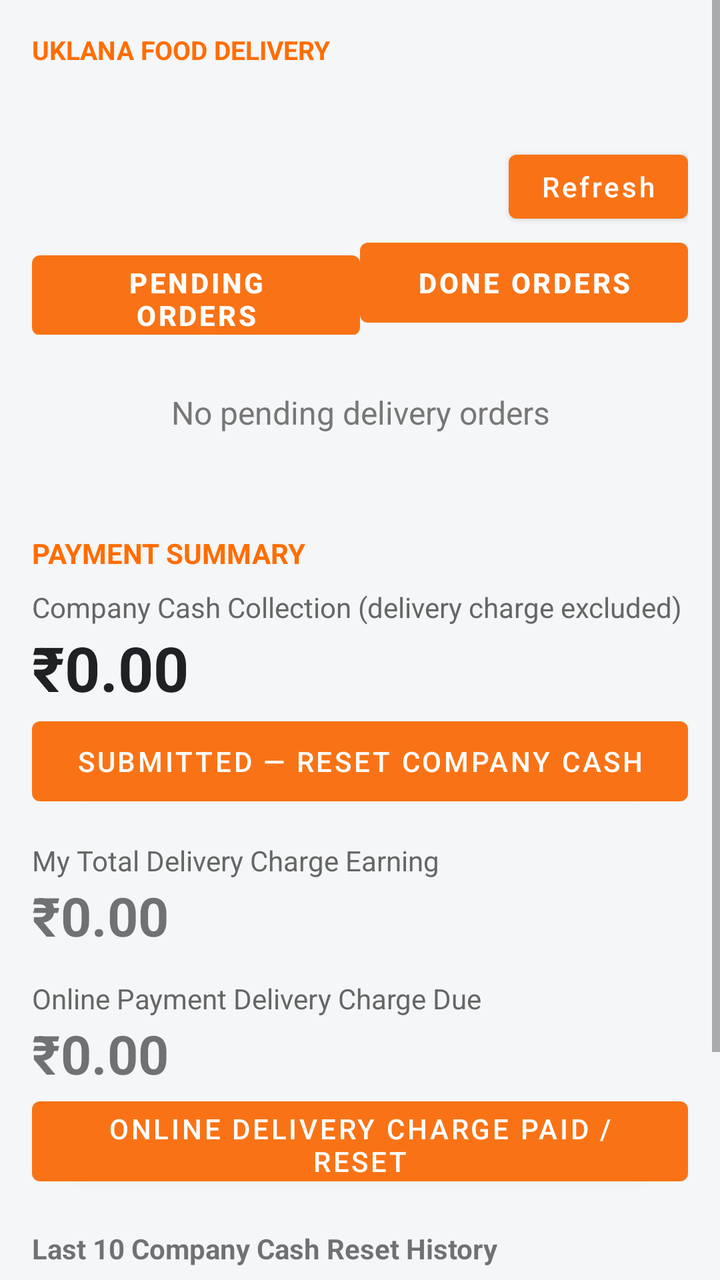
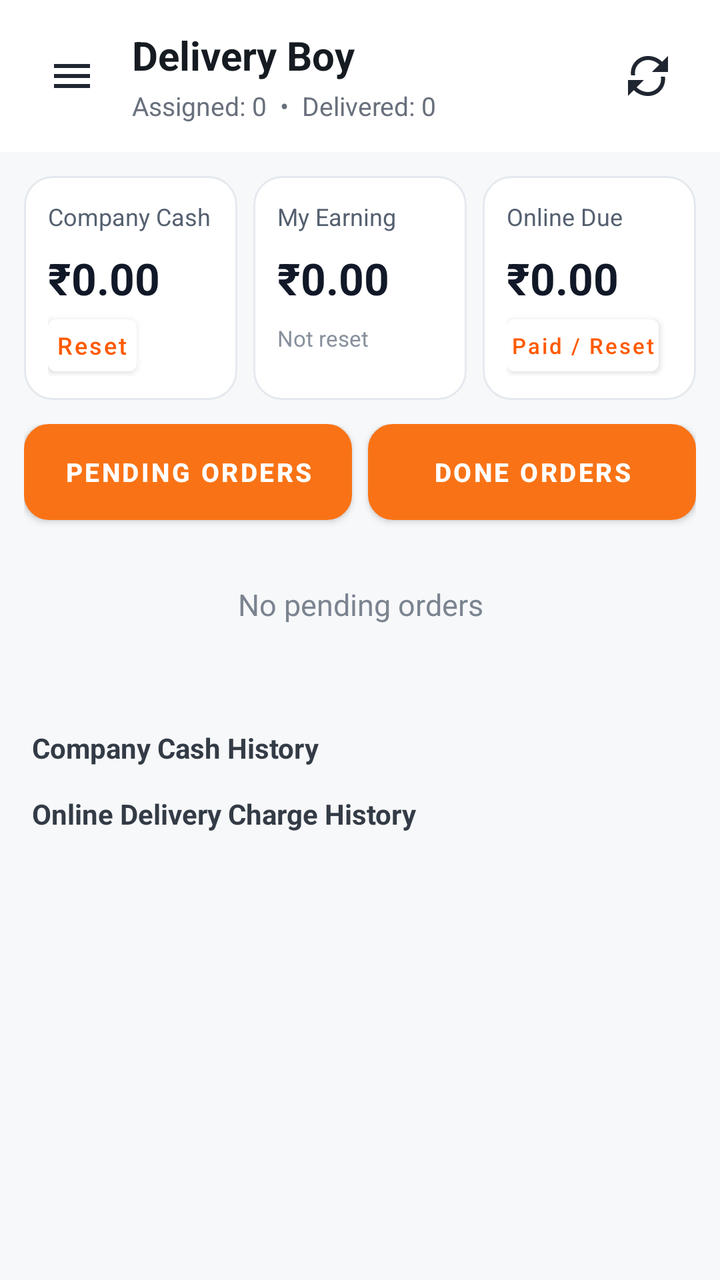

Two renders of the same Android screen: before a commit and after it. Below are the layout's source before the change and the commit's diff.
<!-- AndroidManifest.xml: application theme Theme.UklanaRestaurant -->
<!-- res/layout/activity_main.xml -->
<ScrollView xmlns:android="http://schemas.android.com/apk/res/android" android:layout_width="match_parent" android:layout_height="match_parent" android:background="#F4F6F8">
 <LinearLayout android:layout_width="match_parent" android:layout_height="wrap_content" android:orientation="vertical" android:padding="16dp">
  <TextView android:layout_width="wrap_content" android:layout_height="wrap_content" android:text="UKLANA FOOD DELIVERY" android:textColor="#FF6D00" android:textStyle="bold" android:textSize="13sp"/>
  <TextView android:id="@+id/deliveryName" android:layout_width="match_parent" android:layout_height="wrap_content" android:textSize="25sp" android:textColor="#202124" android:textStyle="bold" android:paddingTop="4dp"/>
  <LinearLayout android:layout_width="match_parent" android:layout_height="wrap_content" android:orientation="horizontal" android:gravity="center_vertical">
   <TextView android:id="@+id/statusText" android:layout_width="0dp" android:layout_height="wrap_content" android:layout_weight="1" android:textColor="#666666" android:paddingTop="5dp" android:paddingBottom="8dp"/>
   <Button android:id="@+id/refreshButton" android:layout_width="wrap_content" android:layout_height="44dp" android:text="Refresh" android:textAllCaps="false"/>
  </LinearLayout>
  <LinearLayout android:layout_width="match_parent" android:layout_height="wrap_content" android:orientation="horizontal">
   <Button android:id="@+id/pendingTab" android:layout_width="0dp" android:layout_height="52dp" android:layout_weight="1" android:text="PENDING ORDERS" android:textStyle="bold"/>
   <Button android:id="@+id/doneTab" android:layout_width="0dp" android:layout_height="52dp" android:layout_weight="1" android:text="DONE ORDERS" android:textStyle="bold"/>
  </LinearLayout>
  <TextView android:id="@+id/emptyText" android:layout_width="match_parent" android:layout_height="wrap_content" android:gravity="center" android:text="No pending delivery orders" android:textColor="#777777" android:textSize="16sp" android:padding="28dp"/>
  <LinearLayout android:id="@+id/ordersContainer" android:layout_width="match_parent" android:layout_height="wrap_content" android:orientation="vertical" android:paddingTop="10dp"/>

  <TextView android:layout_width="wrap_content" android:layout_height="wrap_content" android:text="PAYMENT SUMMARY" android:textColor="#FF6D00" android:textStyle="bold" android:paddingTop="12dp"/>
  <TextView android:layout_width="wrap_content" android:layout_height="wrap_content" android:text="Company Cash Collection (delivery charge excluded)" android:textColor="#666666" android:paddingTop="8dp"/>
  <TextView android:id="@+id/runningTotal" android:layout_width="match_parent" android:layout_height="wrap_content" android:text="₹0.00" android:textSize="31sp" android:textColor="#202124" android:textStyle="bold"/>
  <Button android:id="@+id/resetTotalButton" android:layout_width="match_parent" android:layout_height="52dp" android:text="SUBMITTED — RESET COMPANY CASH"/>
  <TextView android:layout_width="wrap_content" android:layout_height="wrap_content" android:text="My Total Delivery Charge Earning" android:textColor="#666666" android:paddingTop="14dp"/>
  <TextView android:id="@+id/deliveryEarningTotal" android:layout_width="match_parent" android:layout_height="wrap_content" android:text="₹0.00" android:textSize="27sp" android:textStyle="bold"/>
  <TextView android:layout_width="wrap_content" android:layout_height="wrap_content" android:text="Online Payment Delivery Charge Due" android:textColor="#666666" android:paddingTop="14dp"/>
  <TextView android:id="@+id/onlineDeliveryDue" android:layout_width="match_parent" android:layout_height="wrap_content" android:text="₹0.00" android:textSize="27sp" android:textStyle="bold"/>
  <Button android:id="@+id/resetOnlineDeliveryButton" android:layout_width="match_parent" android:layout_height="52dp" android:text="ONLINE DELIVERY CHARGE PAID / RESET"/>
  <TextView android:layout_width="wrap_content" android:layout_height="wrap_content" android:text="Last 10 Company Cash Reset History" android:textStyle="bold" android:paddingTop="18dp"/>
  <LinearLayout android:id="@+id/receivedHistoryContainer" android:layout_width="match_parent" android:layout_height="wrap_content" android:orientation="vertical"/>
  <TextView android:layout_width="wrap_content" android:layout_height="wrap_content" android:text="Last 10 Online Delivery Charge Payment History" android:textStyle="bold" android:paddingTop="18dp"/>
  <LinearLayout android:id="@+id/onlineDeliveryHistoryContainer" android:layout_width="match_parent" android:layout_height="wrap_content" android:orientation="vertical"/>
  <Button android:id="@+id/logoutButton" android:layout_width="match_parent" android:layout_height="52dp" android:text="LOGOUT" android:layout_marginTop="16dp" android:layout_marginBottom="24dp"/>
 </LinearLayout>
</ScrollView>
<!-- resources referenced by this layout -->
<resources>
  <style name="Theme.UklanaRestaurant" parent="Theme.MaterialComponents.DayNight.NoActionBar">
          <item name="colorPrimary">@color/orange</item>
          <item name="colorPrimaryVariant">@color/orange</item>
          <item name="colorOnPrimary">@color/white</item>
          <item name="android:statusBarColor">@color/dark</item>
          <item name="android:navigationBarColor">@color/dark</item>
          <item name="android:windowLightStatusBar">false</item>
      </style>
  <color name="orange">#F97316</color>
  <color name="white">#FFFFFF</color>
  <color name="dark">#1F2937</color>
</resources>

<!-- the commit's change to res/layout/activity_main.xml (unified diff, before → after) -->
@@ -1,31 +1,74 @@
-<ScrollView xmlns:android="http://schemas.android.com/apk/res/android" android:layout_width="match_parent" android:layout_height="match_parent" android:background="#F4F6F8">
- <LinearLayout android:layout_width="match_parent" android:layout_height="wrap_content" android:orientation="vertical" android:padding="16dp">
-  <TextView android:layout_width="wrap_content" android:layout_height="wrap_content" android:text="UKLANA FOOD DELIVERY" android:textColor="#FF6D00" android:textStyle="bold" android:textSize="13sp"/>
-  <TextView android:id="@+id/deliveryName" android:layout_width="match_parent" android:layout_height="wrap_content" android:textSize="25sp" android:textColor="#202124" android:textStyle="bold" android:paddingTop="4dp"/>
-  <LinearLayout android:layout_width="match_parent" android:layout_height="wrap_content" android:orientation="horizontal" android:gravity="center_vertical">
-   <TextView android:id="@+id/statusText" android:layout_width="0dp" android:layout_height="wrap_content" android:layout_weight="1" android:textColor="#666666" android:paddingTop="5dp" android:paddingBottom="8dp"/>
-   <Button android:id="@+id/refreshButton" android:layout_width="wrap_content" android:layout_height="44dp" android:text="Refresh" android:textAllCaps="false"/>
-  </LinearLayout>
-  <LinearLayout android:layout_width="match_parent" android:layout_height="wrap_content" android:orientation="horizontal">
-   <Button android:id="@+id/pendingTab" android:layout_width="0dp" android:layout_height="52dp" android:layout_weight="1" android:text="PENDING ORDERS" android:textStyle="bold"/>
-   <Button android:id="@+id/doneTab" android:layout_width="0dp" android:layout_height="52dp" android:layout_weight="1" android:text="DONE ORDERS" android:textStyle="bold"/>
-  </LinearLayout>
-  <TextView android:id="@+id/emptyText" android:layout_width="match_parent" android:layout_height="wrap_content" android:gravity="center" android:text="No pending delivery orders" android:textColor="#777777" android:textSize="16sp" android:padding="28dp"/>
-  <LinearLayout android:id="@+id/ordersContainer" android:layout_width="match_parent" android:layout_height="wrap_content" android:orientation="vertical" android:paddingTop="10dp"/>
+<?xml version="1.0" encoding="utf-8"?>
+<ScrollView xmlns:android="http://schemas.android.com/apk/res/android"
+    android:layout_width="match_parent" android:layout_height="match_parent"
+    android:fillViewport="true" android:background="#F7F8FA">
 
-  <TextView android:layout_width="wrap_content" android:layout_height="wrap_content" android:text="PAYMENT SUMMARY" android:textColor="#FF6D00" android:textStyle="bold" android:paddingTop="12dp"/>
-  <TextView android:layout_width="wrap_content" android:layout_height="wrap_content" android:text="Company Cash Collection (delivery charge excluded)" android:textColor="#666666" android:paddingTop="8dp"/>
-  <TextView android:id="@+id/runningTotal" android:layout_width="match_parent" android:layout_height="wrap_content" android:text="₹0.00" android:textSize="31sp" android:textColor="#202124" android:textStyle="bold"/>
-  <Button android:id="@+id/resetTotalButton" android:layout_width="match_parent" android:layout_height="52dp" android:text="SUBMITTED — RESET COMPANY CASH"/>
-  <TextView android:layout_width="wrap_content" android:layout_height="wrap_content" android:text="My Total Delivery Charge Earning" android:textColor="#666666" android:paddingTop="14dp"/>
-  <TextView android:id="@+id/deliveryEarningTotal" android:layout_width="match_parent" android:layout_height="wrap_content" android:text="₹0.00" android:textSize="27sp" android:textStyle="bold"/>
-  <TextView android:layout_width="wrap_content" android:layout_height="wrap_content" android:text="Online Payment Delivery Charge Due" android:textColor="#666666" android:paddingTop="14dp"/>
-  <TextView android:id="@+id/onlineDeliveryDue" android:layout_width="match_parent" android:layout_height="wrap_content" android:text="₹0.00" android:textSize="27sp" android:textStyle="bold"/>
-  <Button android:id="@+id/resetOnlineDeliveryButton" android:layout_width="match_parent" android:layout_height="52dp" android:text="ONLINE DELIVERY CHARGE PAID / RESET"/>
-  <TextView android:layout_width="wrap_content" android:layout_height="wrap_content" android:text="Last 10 Company Cash Reset History" android:textStyle="bold" android:paddingTop="18dp"/>
-  <LinearLayout android:id="@+id/receivedHistoryContainer" android:layout_width="match_parent" android:layout_height="wrap_content" android:orientation="vertical"/>
-  <TextView android:layout_width="wrap_content" android:layout_height="wrap_content" android:text="Last 10 Online Delivery Charge Payment History" android:textStyle="bold" android:paddingTop="18dp"/>
-  <LinearLayout android:id="@+id/onlineDeliveryHistoryContainer" android:layout_width="match_parent" android:layout_height="wrap_content" android:orientation="vertical"/>
-  <Button android:id="@+id/logoutButton" android:layout_width="match_parent" android:layout_height="52dp" android:text="LOGOUT" android:layout_marginTop="16dp" android:layout_marginBottom="24dp"/>
- </LinearLayout>
+    <LinearLayout android:layout_width="match_parent" android:layout_height="wrap_content"
+        android:orientation="vertical">
+
+        <LinearLayout android:layout_width="match_parent" android:layout_height="76dp"
+            android:orientation="horizontal" android:gravity="center_vertical"
+            android:paddingStart="14dp" android:paddingEnd="14dp" android:background="#FFFFFF">
+            <ImageButton android:id="@+id/menuButton" android:layout_width="44dp" android:layout_height="44dp"
+                android:background="?attr/selectableItemBackgroundBorderless" android:contentDescription="Menu"
+                android:src="@drawable/ic_menu" android:padding="10dp"/>
+            <LinearLayout android:layout_width="0dp" android:layout_height="wrap_content" android:layout_weight="1"
+                android:orientation="vertical" android:paddingStart="8dp">
+                <TextView android:id="@+id/deliveryName" android:layout_width="match_parent" android:layout_height="wrap_content"
+                    android:text="Delivery Boy" android:textSize="20sp" android:textStyle="bold" android:textColor="#161B22"/>
+                <TextView android:id="@+id/statusText" android:layout_width="match_parent" android:layout_height="wrap_content"
+                    android:text="Assigned: 0  •  Delivered: 0" android:textSize="13sp" android:textColor="#68707C" android:layout_marginTop="3dp"/>
+            </LinearLayout>
+            <ImageButton android:id="@+id/refreshButton" android:layout_width="44dp" android:layout_height="44dp"
+                android:background="?attr/selectableItemBackgroundBorderless" android:contentDescription="Refresh"
+                android:src="@drawable/ic_refresh" android:padding="10dp"/>
+        </LinearLayout>
+
+        <LinearLayout android:layout_width="match_parent" android:layout_height="wrap_content"
+            android:orientation="horizontal" android:padding="12dp" android:baselineAligned="false">
+            <LinearLayout android:layout_width="0dp" android:layout_height="112dp" android:layout_weight="1"
+                android:orientation="vertical" android:padding="12dp" android:background="@drawable/stat_card">
+                <TextView android:layout_width="wrap_content" android:layout_height="wrap_content" android:text="Company Cash" android:textSize="12sp" android:textColor="#556070"/>
+                <TextView android:id="@+id/runningTotal" android:layout_width="wrap_content" android:layout_height="wrap_content" android:text="₹0.00" android:textSize="22sp" android:textStyle="bold" android:textColor="#111827" android:layout_marginTop="8dp"/>
+                <Button android:id="@+id/resetTotalButton" android:layout_width="wrap_content" android:layout_height="38dp" android:minHeight="0dp" android:minWidth="0dp" android:paddingStart="4dp" android:paddingEnd="4dp" android:text="Reset" android:textAllCaps="false" android:textSize="12sp" android:textColor="#FF5A00" android:backgroundTint="#FFFFFF"/>
+            </LinearLayout>
+            <Space android:layout_width="8dp" android:layout_height="1dp"/>
+            <LinearLayout android:layout_width="0dp" android:layout_height="112dp" android:layout_weight="1"
+                android:orientation="vertical" android:padding="12dp" android:background="@drawable/stat_card">
+                <TextView android:layout_width="wrap_content" android:layout_height="wrap_content" android:text="My Earning" android:textSize="12sp" android:textColor="#556070"/>
+                <TextView android:id="@+id/deliveryEarningTotal" android:layout_width="wrap_content" android:layout_height="wrap_content" android:text="₹0.00" android:textSize="22sp" android:textStyle="bold" android:textColor="#111827" android:layout_marginTop="8dp"/>
+                <TextView android:layout_width="wrap_content" android:layout_height="wrap_content" android:text="Not reset" android:textSize="11sp" android:textColor="#87909C" android:layout_marginTop="8dp"/>
+            </LinearLayout>
+            <Space android:layout_width="8dp" android:layout_height="1dp"/>
+            <LinearLayout android:layout_width="0dp" android:layout_height="112dp" android:layout_weight="1"
+                android:orientation="vertical" android:padding="12dp" android:background="@drawable/stat_card">
+                <TextView android:layout_width="wrap_content" android:layout_height="wrap_content" android:text="Online Due" android:textSize="12sp" android:textColor="#556070"/>
+                <TextView android:id="@+id/onlineDeliveryDue" android:layout_width="wrap_content" android:layout_height="wrap_content" android:text="₹0.00" android:textSize="22sp" android:textStyle="bold" android:textColor="#111827" android:layout_marginTop="8dp"/>
+                <Button android:id="@+id/resetOnlineDeliveryButton" android:layout_width="wrap_content" android:layout_height="38dp" android:minHeight="0dp" android:minWidth="0dp" android:paddingStart="2dp" android:paddingEnd="2dp" android:text="Paid / Reset" android:textAllCaps="false" android:textSize="11sp" android:textColor="#FF5A00" android:backgroundTint="#FFFFFF"/>
+            </LinearLayout>
+        </LinearLayout>
+
+        <LinearLayout android:layout_width="match_parent" android:layout_height="52dp" android:orientation="horizontal"
+            android:paddingStart="12dp" android:paddingEnd="12dp">
+            <Button android:id="@+id/pendingTab" android:layout_width="0dp" android:layout_height="48dp" android:layout_weight="1"
+                android:text="PENDING ORDERS" android:textStyle="bold" android:textSize="13sp" android:textAllCaps="false" android:background="@drawable/tab_button"/>
+            <Space android:layout_width="8dp" android:layout_height="1dp"/>
+            <Button android:id="@+id/doneTab" android:layout_width="0dp" android:layout_height="48dp" android:layout_weight="1"
+                android:text="DONE ORDERS" android:textStyle="bold" android:textSize="13sp" android:textAllCaps="false" android:background="@drawable/tab_button"/>
+        </LinearLayout>
+
+        <TextView android:id="@+id/emptyText" android:layout_width="match_parent" android:layout_height="wrap_content"
+            android:gravity="center" android:text="No pending orders" android:textColor="#7B8490" android:textSize="15sp" android:padding="28dp"/>
+        <LinearLayout android:id="@+id/ordersContainer" android:layout_width="match_parent" android:layout_height="wrap_content"
+            android:orientation="vertical" android:paddingStart="12dp" android:paddingEnd="12dp" android:paddingTop="10dp"/>
+
+        <TextView android:layout_width="wrap_content" android:layout_height="wrap_content" android:text="Company Cash History"
+            android:textStyle="bold" android:textColor="#333B46" android:paddingStart="16dp" android:paddingTop="14dp"/>
+        <LinearLayout android:id="@+id/receivedHistoryContainer" android:layout_width="match_parent" android:layout_height="wrap_content"
+            android:orientation="vertical" android:paddingStart="16dp" android:paddingEnd="16dp"/>
+        <TextView android:layout_width="wrap_content" android:layout_height="wrap_content" android:text="Online Delivery Charge History"
+            android:textStyle="bold" android:textColor="#333B46" android:paddingStart="16dp" android:paddingTop="14dp"/>
+        <LinearLayout android:id="@+id/onlineDeliveryHistoryContainer" android:layout_width="match_parent" android:layout_height="wrap_content"
+            android:orientation="vertical" android:paddingStart="16dp" android:paddingEnd="16dp" android:paddingBottom="28dp"/>
+    </LinearLayout>
 </ScrollView>
<!-- resource entries referenced after the edit -->
@@ -1,5 +1,13 @@
 <!-- resources referenced by this layout -->
 <resources>
+  <!-- drawable ic_menu (drawable) -->
+  <vector xmlns:android="http://schemas.android.com/apk/res/android" android:width="24dp" android:height="24dp" android:viewportWidth="24" android:viewportHeight="24"><path android:fillColor="#202631" android:pathData="M3,6h18v2H3zM3,11h18v2H3zM3,16h18v2H3z"/></vector>
+  <!-- drawable ic_refresh (drawable) -->
+  <vector xmlns:android="http://schemas.android.com/apk/res/android" android:width="24dp" android:height="24dp" android:viewportWidth="24" android:viewportHeight="24"><path android:fillColor="#202631" android:pathData="M17.65,6.35C16.2,4.9 14.21,4 12,4c-4.09,0 -7.19,3.72 -6.39,7.69l-2.08,0C2.78,6.59 6.72,2 12,2c2.76,0 5.26,1.12 7.07,2.93L22,2v8h-8l3.65,-3.65zM6.35,17.65C7.8,19.1 9.79,20 12,20c4.09,0 7.19,-3.72 6.39,-7.69h2.08C21.22,17.41 17.28,22 12,22c-2.76,0 -5.26,-1.12 -7.07,-2.93L2,22v-8h8l-3.65,3.65z"/></vector>
+  <!-- drawable stat_card (drawable) -->
+  <shape xmlns:android="http://schemas.android.com/apk/res/android"><solid android:color="#FFFFFF"/><corners android:radius="14dp"/><stroke android:width="1dp" android:color="#E5E9EF"/><padding android:left="1dp" android:top="1dp" android:right="1dp" android:bottom="1dp"/></shape>
+  <!-- drawable tab_button (drawable) -->
+  <selector xmlns:android="http://schemas.android.com/apk/res/android"><item android:state_selected="true"><shape><solid android:color="#FF5A00"/><corners android:radius="12dp"/></shape></item><item><shape><solid android:color="#FFFFFF"/><corners android:radius="12dp"/><stroke android:width="1dp" android:color="#E1E5EA"/></shape></item></selector>
   <style name="Theme.UklanaRestaurant" parent="Theme.MaterialComponents.DayNight.NoActionBar">
           <item name="colorPrimary">@color/orange</item>
           <item name="colorPrimaryVariant">@color/orange</item>
